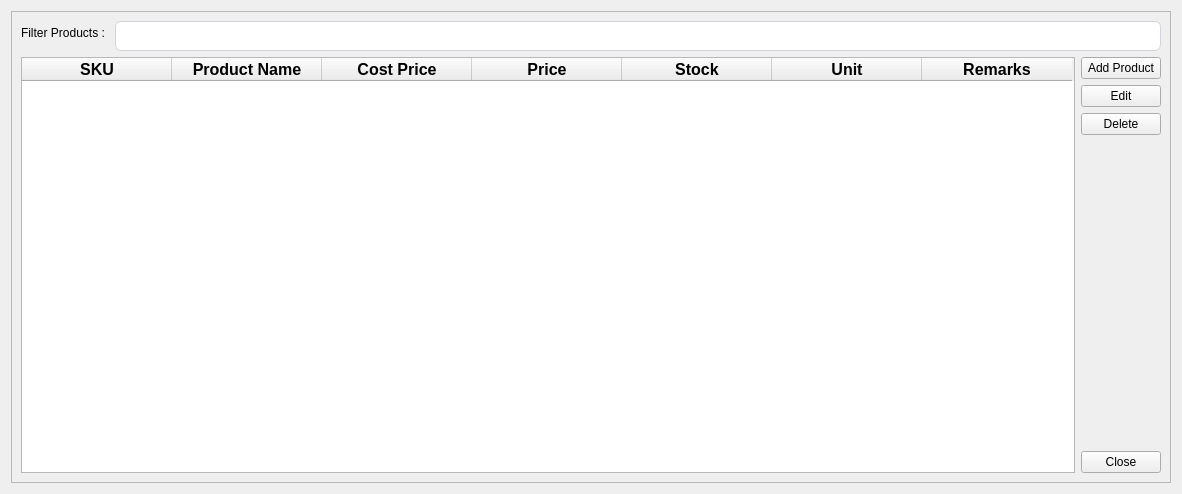
Before: the Qt Designer form ui/products.ui in michael-halim/pos, drawn with Qt 5.
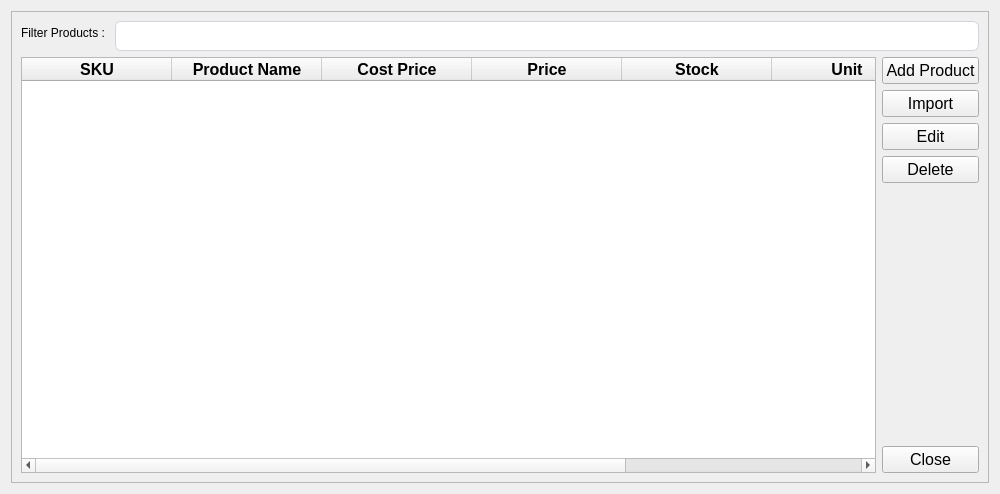
After: the same form once the commit is applied.

Commit message: Patch#24: Add Transaction Discount and Tax - Added Discount % total, Discount Per Item, Discount Total Feature - Refactor Pending Transactions - Fix Transaction List Table Editable - Delete Unnecessary Files - Update seed.py - Change Database Structure for Transactions, Pending Transactions and its Details - Add Import Products and The File Test - Added Customer in Transactions

Diff of the .ui file:
```diff
--- a/ui/products.ui
+++ b/ui/products.ui
@@ -6,7 +6,7 @@
    <rect>
     <x>0</x>
     <y>0</y>
-    <width>1182</width>
+    <width>1000</width>
     <height>494</height>
    </rect>
   </property>
@@ -179,13 +179,35 @@
            <layout class="QVBoxLayout" name="verticalLayout">
             <item>
              <widget class="QPushButton" name="add_products_button">
+              <property name="font">
+               <font>
+                <pointsize>12</pointsize>
+               </font>
+              </property>
               <property name="text">
                <string>Add Product</string>
               </property>
              </widget>
             </item>
+            <item>
+             <widget class="QPushButton" name="import_products_button">
+              <property name="font">
+               <font>
+                <pointsize>12</pointsize>
+               </font>
+              </property>
+              <property name="text">
+               <string>Import</string>
+              </property>
+             </widget>
+            </item>
             <item>
              <widget class="QPushButton" name="edit_products_button">
+              <property name="font">
+               <font>
+                <pointsize>12</pointsize>
+               </font>
+              </property>
               <property name="text">
                <string>Edit</string>
               </property>
@@ -193,6 +215,11 @@
             </item>
             <item>
              <widget class="QPushButton" name="delete_products_button">
+              <property name="font">
+               <font>
+                <pointsize>12</pointsize>
+               </font>
+              </property>
               <property name="text">
                <string>Delete</string>
               </property>
@@ -213,6 +240,11 @@
             </item>
             <item>
              <widget class="QPushButton" name="close_products_button">
+              <property name="font">
+               <font>
+                <pointsize>12</pointsize>
+               </font>
+              </property>
               <property name="text">
                <string>Close</string>
               </property>
```
The commit also changes 29 other files.
